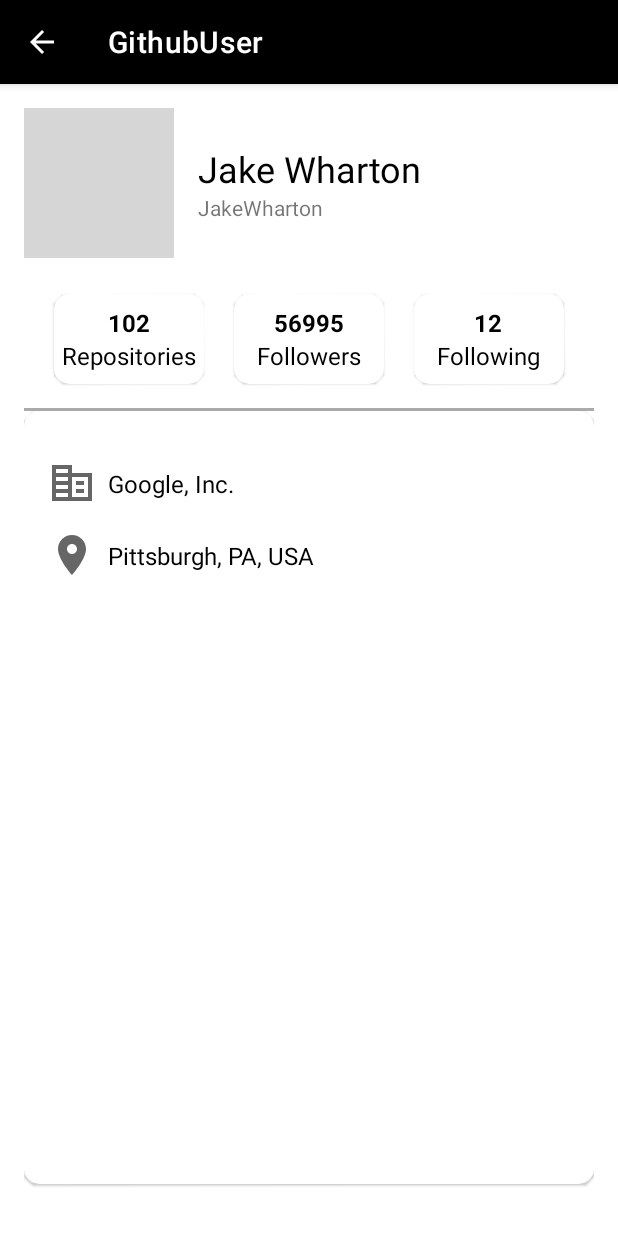
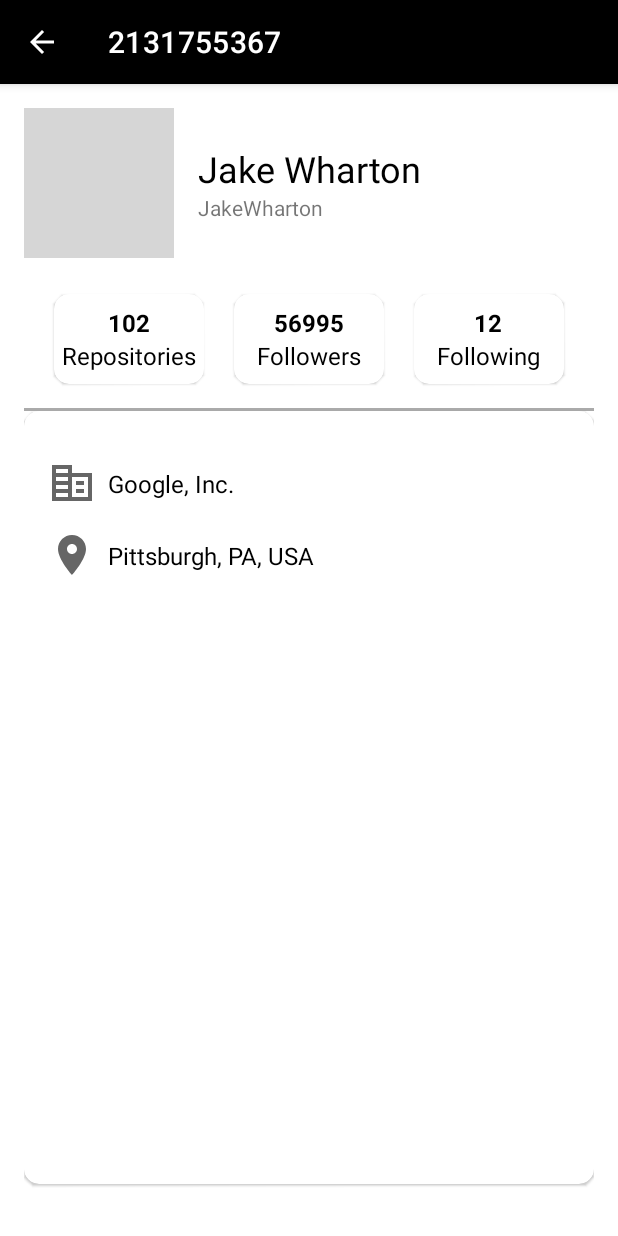
Before and after one commit to weslie10/GithubUser, an Android app: the screen it shows after launch (DetailActivity), after a tap on "Jake Wharton", on a phone screen of 412 x 824 dp. Run offline under Robolectric (Android 15) with nearby library versions, the phone set to English and light mode, and no system bars; our stand-ins replace CircleImageView; grey boxes are pictures that could not be loaded.

Commit message:
buat clean code

```diff
--- a/app/src/main/java/com/example/githubuser/ui/DetailActivity.kt
+++ b/app/src/main/java/com/example/githubuser/ui/DetailActivity.kt
@@ -4,6 +4,7 @@ import android.os.Bundle
 import androidx.appcompat.app.AppCompatActivity
 import androidx.appcompat.app.AppCompatDelegate
 import com.bumptech.glide.Glide
+import com.example.githubuser.R
 import com.example.githubuser.data.User
 import com.example.githubuser.databinding.ActivityDetailBinding
 
@@ -17,9 +18,9 @@ class DetailActivity : AppCompatActivity() {
         binding = ActivityDetailBinding.inflate(layoutInflater)
         setContentView(binding.root)
         AppCompatDelegate.setDefaultNightMode(AppCompatDelegate.MODE_NIGHT_NO)
-        actionBar?.title = "Github Users"
 
-        supportActionBar!!.apply {
+        supportActionBar?.apply {
+            title = R.string.app_name.toString()
             setDisplayHomeAsUpEnabled(true)
             setDisplayHomeAsUpEnabled(true)
         }
--- a/app/src/main/java/com/example/githubuser/ui/SplashScreen.kt
+++ b/app/src/main/java/com/example/githubuser/ui/SplashScreen.kt
@@ -13,6 +13,9 @@ import com.example.githubuser.databinding.ActivitySplashScreenBinding
 
 class SplashScreen : AppCompatActivity() {
     private lateinit var binding: ActivitySplashScreenBinding
+    companion object {
+        const val TIME = 3000L
+    }
     override fun onCreate(savedInstanceState: Bundle?) {
         super.onCreate(savedInstanceState)
         binding = ActivitySplashScreenBinding.inflate(layoutInflater)
@@ -26,7 +29,7 @@ class SplashScreen : AppCompatActivity() {
         Handler(Looper.getMainLooper()).postDelayed({
             startActivity(Intent(this, MainActivity::class.java))
             finish()
-        }, 3000)
+        }, TIME)
     }
 
     private fun animation() {
--- a/app/src/main/res/values/strings.xml
+++ b/app/src/main/res/values/strings.xml
@@ -1,5 +1,5 @@
 <resources>
-    <string name="app_name">GithubUser</string>
+    <string name="app_name">Github Users</string>
     <string name="repositories">Repositories</string>
     <string name="followers">Followers</string>
     <string name="following">Following</string>
```
